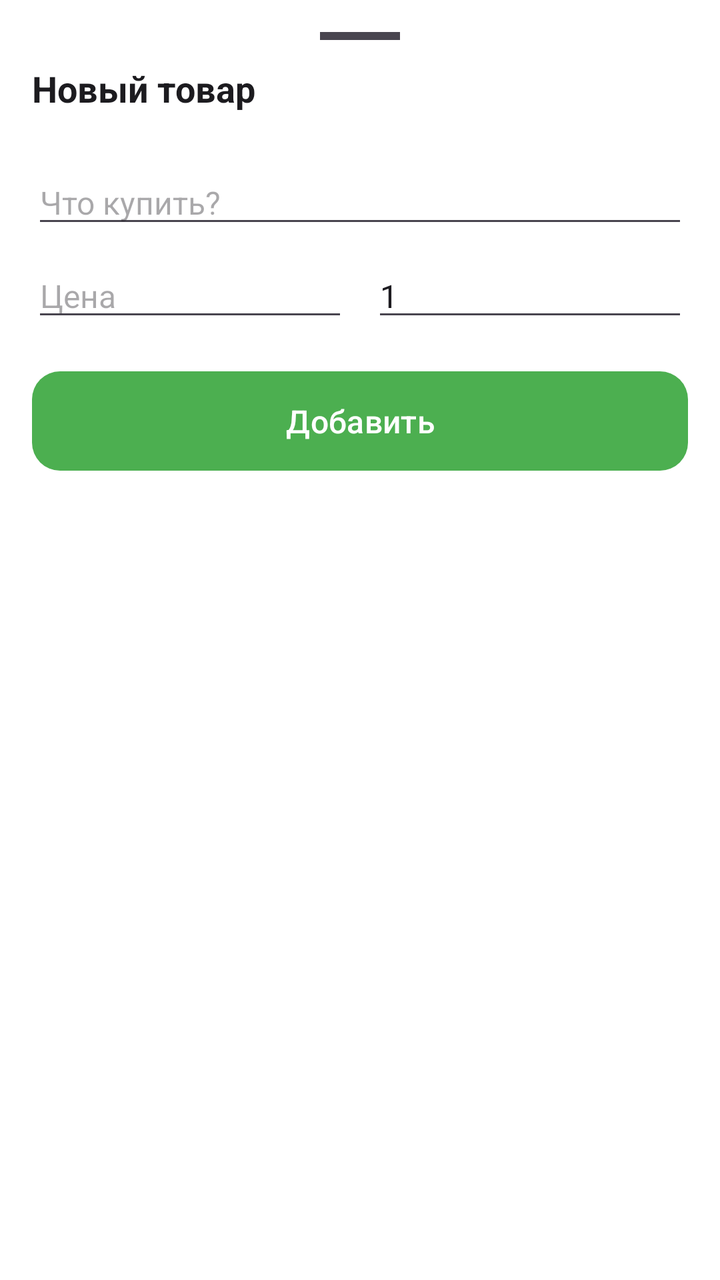
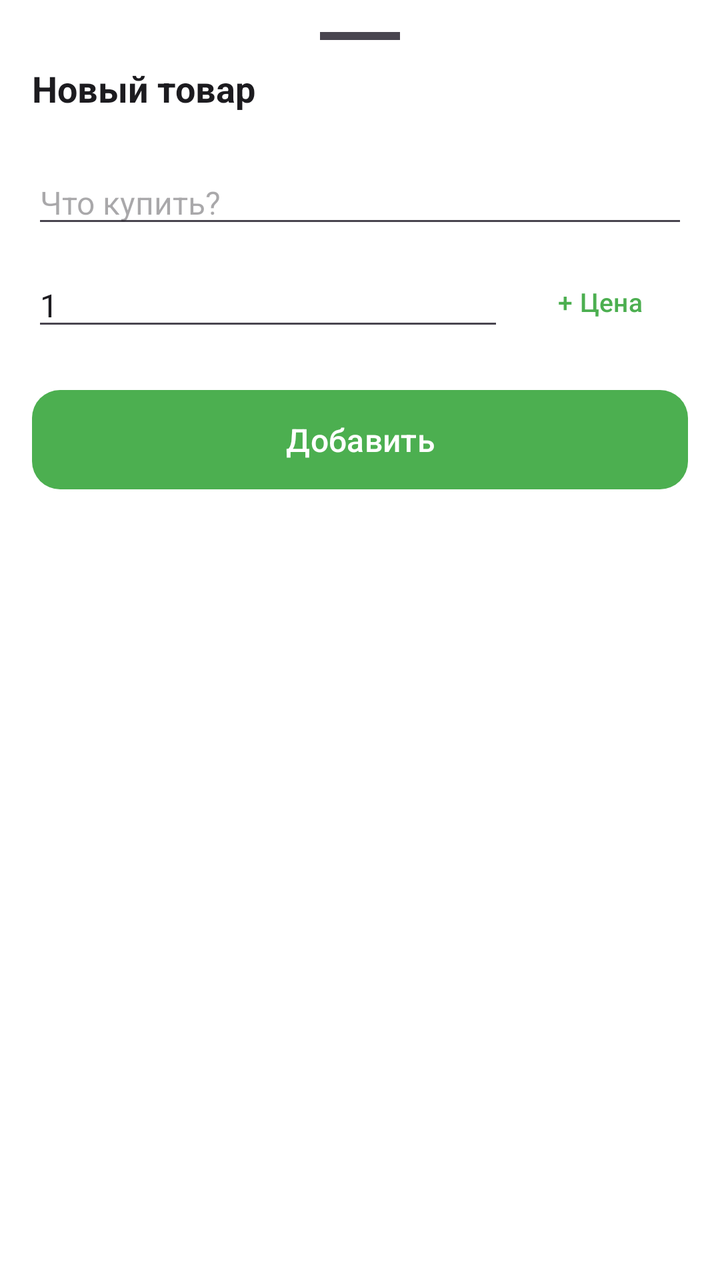

An Android layout rendered at two revisions. The XML below is the earlier revision; the diff shows what the commit changed to produce the second picture.
<!-- AndroidManifest.xml: application theme Theme.ShoppingList -->
<!-- res/layout/bottom_sheet_add.xml -->
<?xml version="1.0" encoding="utf-8"?>
<LinearLayout xmlns:android="http://schemas.android.com/apk/res/android"
    xmlns:app="http://schemas.android.com/apk/res-auto"
    android:layout_width="match_parent"
    android:layout_height="wrap_content"
    android:orientation="vertical"
    android:padding="16dp"
    android:background="?attr/colorSurface">

    <View
        android:layout_width="40dp"
        android:layout_height="4dp"
        android:layout_gravity="center_horizontal"
        android:background="?attr/colorOnSurfaceVariant"
        android:layout_marginBottom="12dp" />

    <TextView
        android:layout_width="wrap_content"
        android:layout_height="wrap_content"
        android:text="Новый товар"
        android:textSize="18sp"
        android:textStyle="bold"
        android:textColor="?attr/colorOnSurface"
        android:layout_marginBottom="12dp" />

    <HorizontalScrollView
        android:layout_width="match_parent"
        android:layout_height="wrap_content"
        android:scrollbars="none">

        <com.google.android.material.chip.ChipGroup
            android:id="@+id/bsChipGroup"
            android:layout_width="wrap_content"
            android:layout_height="wrap_content"
            app:chipSpacingHorizontal="4dp"
            app:chipSpacingVertical="0dp"
            app:singleSelection="true"
            app:singleLine="true" />
    </HorizontalScrollView>

    <AutoCompleteTextView
        android:id="@+id/bsEditItem"
        android:layout_width="match_parent"
        android:layout_height="wrap_content"
        android:layout_marginTop="12dp"
        android:hint="Что купить?"
        android:completionThreshold="1"
        android:inputType="textCapSentences"
        android:imeOptions="actionDone"
        android:textSize="16sp"
        android:maxLines="1" />

    <LinearLayout
        android:layout_width="match_parent"
        android:layout_height="wrap_content"
        android:orientation="horizontal"
        android:layout_marginTop="8dp"
        android:gravity="center_vertical">

        <EditText
            android:id="@+id/bsEditPrice"
            android:layout_width="0dp"
            android:layout_height="wrap_content"
            android:layout_weight="1"
            android:hint="Цена"
            android:inputType="numberDecimal"
            android:textSize="16sp"
            android:maxLines="1" />

        <EditText
            android:id="@+id/bsEditQuantity"
            android:layout_width="0dp"
            android:layout_height="wrap_content"
            android:layout_weight="1"
            android:layout_marginStart="12dp"
            android:hint="Количество"
            android:inputType="number"
            android:text="1"
            android:textSize="16sp"
            android:maxLines="1" />
    </LinearLayout>

    <com.google.android.material.button.MaterialButton
        android:id="@+id/bsBtnAdd"
        android:layout_width="match_parent"
        android:layout_height="wrap_content"
        android:layout_marginTop="16dp"
        android:text="Добавить"
        android:textSize="16sp"
        android:padding="14dp"
        app:cornerRadius="14dp" />
</LinearLayout>
<!-- resources referenced by this layout -->
<resources>
  <style name="Theme.ShoppingList" parent="Theme.Material3.DayNight.NoActionBar">
          <item name="colorPrimary">@color/primary</item>
          <item name="colorOnPrimary">@color/on_primary</item>
          <item name="colorPrimaryContainer">@color/primary_container</item>
          <item name="colorOnPrimaryContainer">@color/on_primary_container</item>
          <item name="colorSecondary">@color/secondary</item>
          <item name="colorOnSecondary">@color/on_secondary</item>
          <item name="android:colorBackground">@color/surface</item>
          <item name="colorSurface">@color/card_bg</item>
          <item name="colorOnSurface">@color/on_surface</item>
          <item name="colorSurfaceVariant">@color/surface_variant</item>
          <item name="colorOnSurfaceVariant">@color/on_surface_variant</item>
          <item name="android:statusBarColor" tools:targetApi="l">@color/surface</item>
          <item name="android:windowLightStatusBar" tools:targetApi="m">true</item>
          <item name="chipStyle">@style/SmallChip</item>
      </style>
  <color name="primary">#4CAF50</color>
  <color name="on_primary">#FFFFFF</color>
  <color name="primary_container">#C8E6C9</color>
  <color name="on_primary_container">#1B5E20</color>
  <color name="secondary">#FFA726</color>
  <color name="on_secondary">#FFFFFF</color>
  <color name="surface">#FAFAFA</color>
  <color name="card_bg">#FFFFFF</color>
  <color name="on_surface">#1C1B1F</color>
  <color name="surface_variant">#F0F0F0</color>
  <color name="on_surface_variant">#49454F</color>
  <style name="SmallChip" parent="Widget.Material3.Chip.Filter">
          <item name="chipMinTouchTargetSize">0dp</item>
          <item name="chipMinHeight">24dp</item>
          <item name="chipStartPadding">6dp</item>
          <item name="chipEndPadding">6dp</item>
          <item name="android:textSize">11sp</item>
      </style>
</resources>

<!-- the commit's change to res/layout/bottom_sheet_add.xml (unified diff, before → after) -->
@@ -58,27 +58,36 @@
         android:gravity="center_vertical">
 
         <EditText
-            android:id="@+id/bsEditPrice"
-            android:layout_width="0dp"
-            android:layout_height="wrap_content"
-            android:layout_weight="1"
-            android:hint="Цена"
-            android:inputType="numberDecimal"
-            android:textSize="16sp"
-            android:maxLines="1" />
-
-        <EditText
             android:id="@+id/bsEditQuantity"
             android:layout_width="0dp"
             android:layout_height="wrap_content"
             android:layout_weight="1"
-            android:layout_marginStart="12dp"
             android:hint="Количество"
             android:inputType="number"
             android:text="1"
             android:textSize="16sp"
             android:maxLines="1" />
+
+        <com.google.android.material.button.MaterialButton
+            android:id="@+id/bsBtnTogglePrice"
+            style="@style/Widget.Material3.Button.TextButton"
+            android:layout_width="wrap_content"
+            android:layout_height="wrap_content"
+            android:layout_marginStart="4dp"
+            android:text="+ Цена"
+            android:textSize="13sp" />
     </LinearLayout>
+
+    <EditText
+        android:id="@+id/bsEditPrice"
+        android:layout_width="match_parent"
+        android:layout_height="wrap_content"
+        android:layout_marginTop="8dp"
+        android:hint="Цена"
+        android:inputType="numberDecimal"
+        android:textSize="16sp"
+        android:maxLines="1"
+        android:visibility="gone" />
 
     <com.google.android.material.button.MaterialButton
         android:id="@+id/bsBtnAdd"
